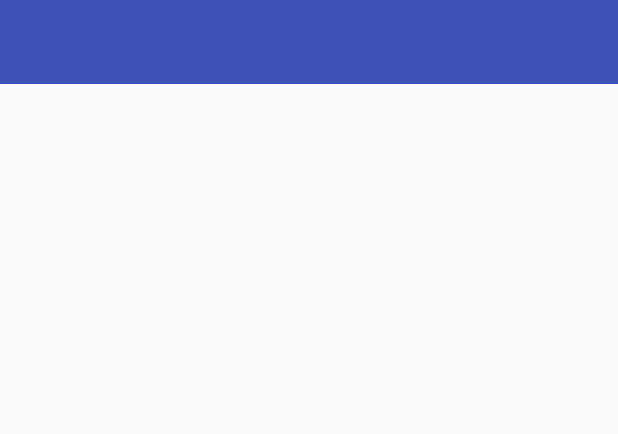
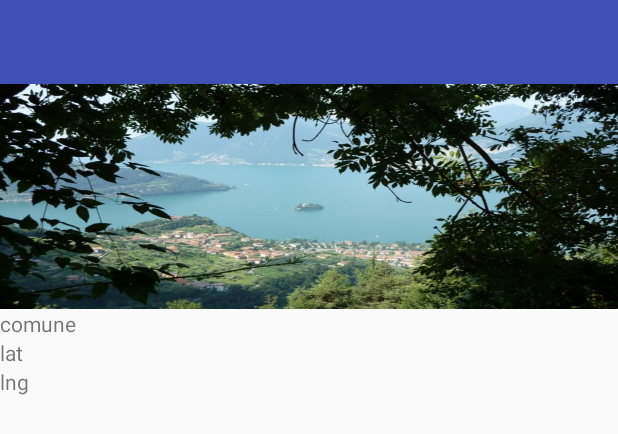
Before and after one commit to Ins90/LagoIseo, an Android app: the layout activity_details.xml on its own in the app's theme, with its tools: preview values and no code run, on a phone screen of 412 x 824 dp. Shown: the top 434 px of the screen. Run offline under Robolectric (Android 15) with nearby library versions, the phone set to English and light mode, and no system bars.

Commit message:
Details Activity beta

```diff
--- a/app/src/main/res/layout/activity_details.xml
+++ b/app/src/main/res/layout/activity_details.xml
@@ -10,22 +10,33 @@ android:orientation="vertical">
 
 <FrameLayout
     android:layout_width="match_parent"
-    android:layout_height="match_parent" >
-    <!--
+    android:layout_height="wrap_content" >
+</FrameLayout>
+<RelativeLayout xmlns:android="http://schemas.android.com/apk/res/android"
+    android:layout_width="match_parent"
+    android:layout_height="150dp"
+    android:background="@drawable/lake"
+    android:orientation="vertical"
+    >
+</RelativeLayout>
+
     <TextView
-        android:layout_width="fill_parent"
+        android:layout_width="wrap_content"
         android:layout_height="wrap_content"
-        android:id="@+id/tv_comune"/>
+        android:text="comune"
+        android:id="@+id/tv_comune" />
     <TextView
-        android:layout_width="fill_parent"
+        android:layout_width="wrap_content"
         android:layout_height="wrap_content"
-        android:id="@+id/tv_lat"/>
+        android:text="lat"
+        android:id="@+id/tv_lat" />
     <TextView
-        android:layout_width="fill_parent"
+        android:layout_width="wrap_content"
         android:layout_height="wrap_content"
-        android:id="@+id/tv_lng"/>
-!-->
-</FrameLayout>
+        android:text="lng"
+        android:id="@+id/tv_lng" />
+
+
 
 
 </LinearLayout>
```
Also changed, not shown: app/src/main/java/it/inserrafesta/iseomap/activity/DetailsActivity.java (+7 -7 lines), 2 other files.
